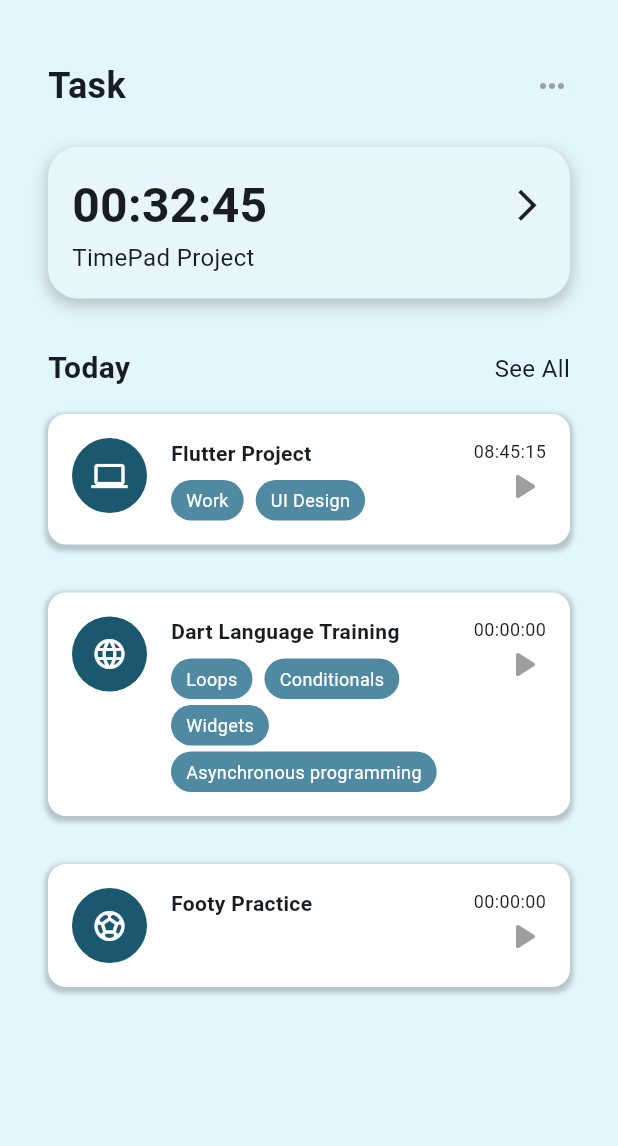
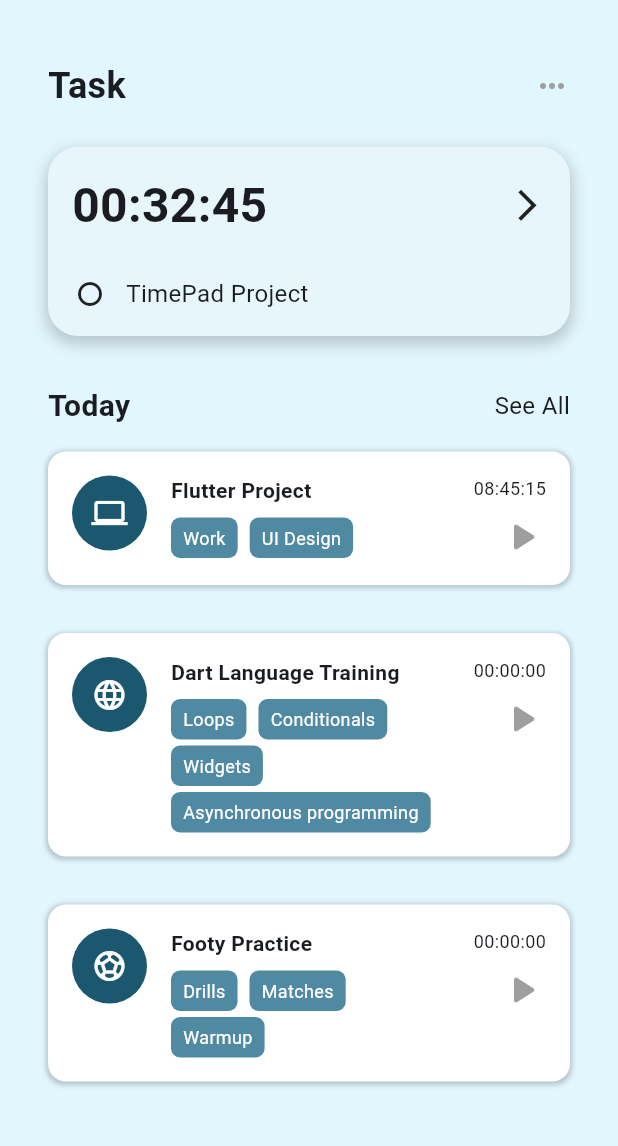
Before and after one commit to daiyaan-2000/TimeTracker, a Flutter app: the DashboardPage screen opened directly, on a phone screen of 412 x 824 dp, the part 84-1230 px from its top. Run offline on Flutter 3.47's test engine with Material 3 defaults, Android fonts, the phone set to English and light mode, and no system bars.

Commit message:
More spacing

```diff
--- a/lib/pages/dashboard_page.dart
+++ b/lib/pages/dashboard_page.dart
@@ -71,6 +71,7 @@ class DashboardPage extends StatelessWidget {
                 icon: Icon(Icons.sports_soccer, color: Colors.white),
                 title: 'Footy Practice',
                 timer: '00:00:00',
+                details: ['Drills', 'Matches', 'Warmup'],
               ),
             ],
           ),
@@ -125,7 +126,14 @@ class CurrentTimer extends StatelessWidget {
                 Icon(Icons.arrow_forward_ios, size: 25),
               ],
             ),
-            Text(title, style: TextStyle(fontSize: 16)),
+            SizedBox(height: 24),
+            Row(
+              children: [
+                Icon(Icons.fiber_manual_record_outlined),
+                SizedBox(width: 12),
+                Text(title, style: TextStyle(fontSize: 16)),
+              ],
+            ),
           ],
         ),
       ),
@@ -173,8 +181,8 @@ class TaskCards extends StatelessWidget {
               BoxShadow(
                 color: Colors.black.withOpacity(0.2),
                 blurRadius: 2,
-                spreadRadius: 2,
-                offset: Offset(0, 2),
+                spreadRadius: 1,
+                offset: Offset(0, 1),
               ),
             ],
           ),
@@ -232,9 +240,10 @@ class TaskCards extends StatelessWidget {
                   crossAxisAlignment: CrossAxisAlignment.end,
                   children: [
                     Text(timer, style: TextStyle(fontSize: 12)),
+                    SizedBox(height: 8),
                     Icon(
                       Icons.play_arrow_rounded,
-                      size: 30,
+                      size: 32,
                       color: Colors.grey,
                     ),
                   ],
@@ -257,10 +266,10 @@ class TaskDescriptions extends StatelessWidget {
   Widget build(BuildContext context) {
     return Container(
       //alignment: Alignment.center,
-      padding: EdgeInsets.symmetric(horizontal: 10, vertical: 5),
+      padding: EdgeInsets.symmetric(horizontal: 8, vertical: 5),
       decoration: BoxDecoration(
         color: Color.fromARGB(255, 79, 138, 162),
-        borderRadius: BorderRadius.circular(20),
+        borderRadius: BorderRadius.circular(6),
       ),
       child: Text(label, style: TextStyle(color: Colors.white, fontSize: 12)),
     );
```
